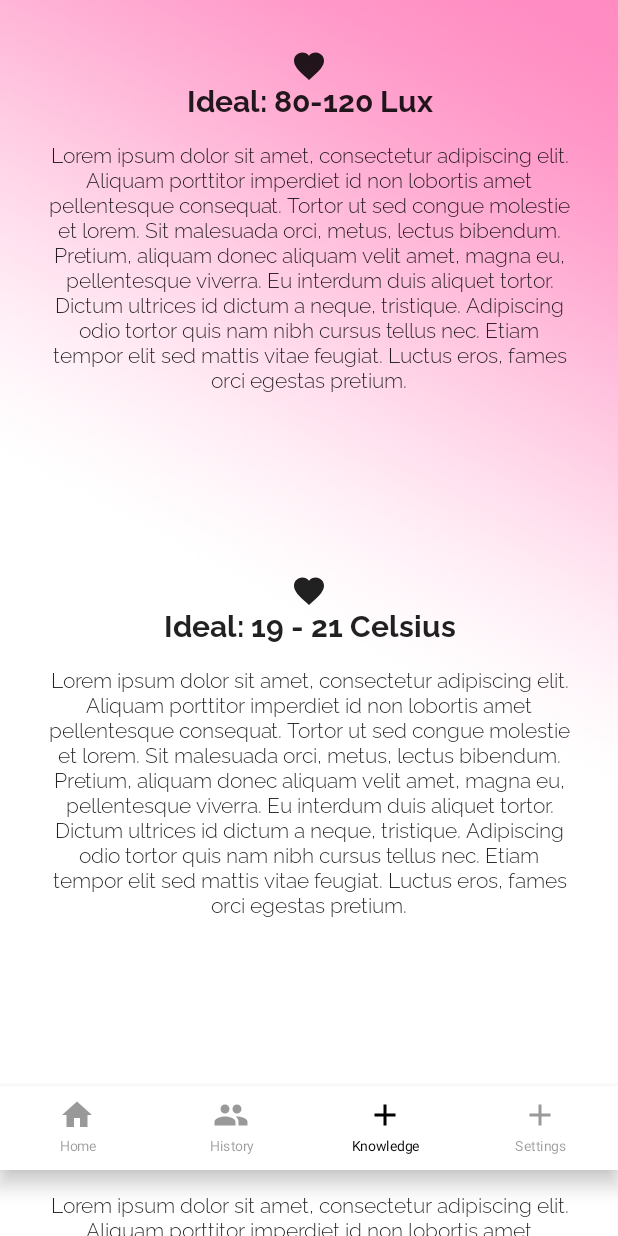
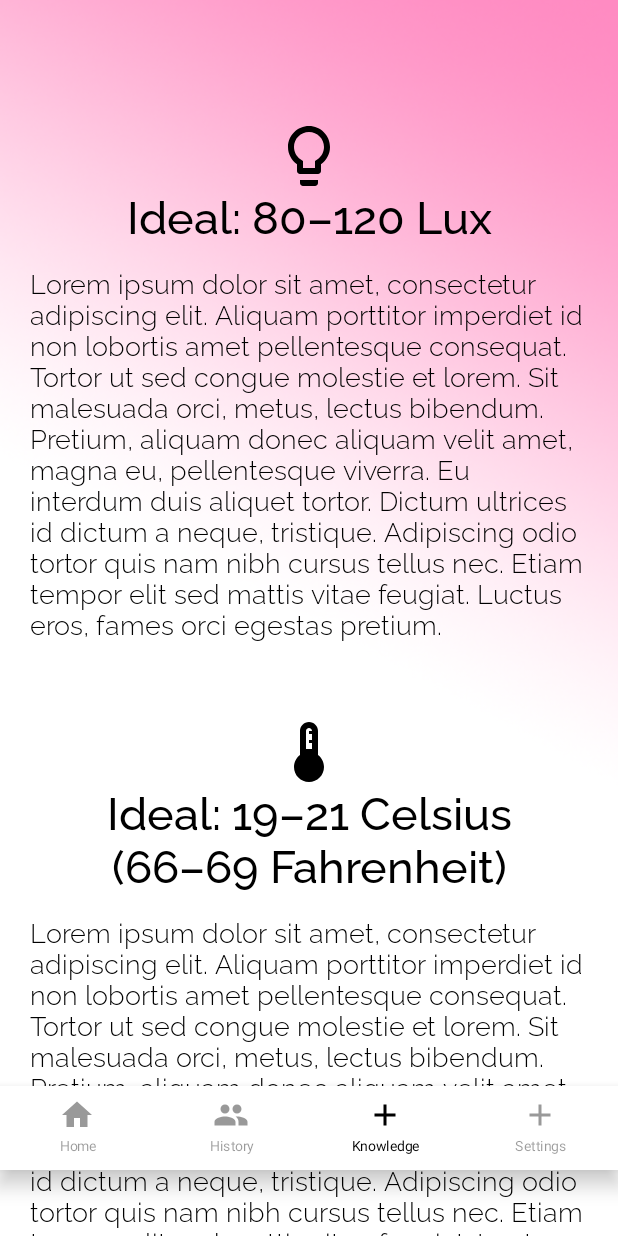
Before and after one commit to Jonnboy91/lullanap, an Android app built with Jetpack Compose: the knowledge screen opened through its navigation route, on a phone screen of 412 x 824 dp. Run offline under Robolectric (Android 15) with nearby library versions, the phone set to English and light mode, and no system bars; our stand-ins replace livedata-compose.

Commit message:
Finish Knowledge view.
Finish UI in Knowledge view and create string resources for texts. Add extended material icons to Gradle.

```diff
--- a/app/build.gradle
+++ b/app/build.gradle
@@ -53,6 +53,7 @@ dependencies {
     implementation "androidx.compose.ui:ui:$compose_version"
     implementation "androidx.compose.material:material:$compose_version"
     implementation "androidx.compose.ui:ui-tooling-preview:$compose_version"
+    implementation "androidx.compose.material:material-icons-extended:$compose_version"
     implementation 'androidx.lifecycle:lifecycle-runtime-ktx:2.4.0'
     implementation 'androidx.activity:activity-compose:1.4.0'
     implementation "androidx.navigation:navigation-compose:2.5.0-alpha01"
--- a/app/src/main/java/com/jonnesten/lullanap/bottomnav/BottomNavContentScreens.kt
+++ b/app/src/main/java/com/jonnesten/lullanap/bottomnav/BottomNavContentScreens.kt
@@ -8,6 +8,7 @@ import androidx.compose.foundation.shape.CircleShape
 import androidx.compose.foundation.text.KeyboardOptions
 import androidx.compose.material.*
 import androidx.compose.material.icons.Icons
+import androidx.compose.material.Icon
 import androidx.compose.material.icons.filled.Favorite
 import androidx.compose.runtime.*
 import androidx.compose.ui.Alignment
@@ -29,6 +30,9 @@ import androidx.compose.ui.text.input.KeyboardType
 import com.jonnesten.lullanap.R
 import androidx.compose.material.Icon
 import androidx.compose.material.icons.outlined.Face
+import androidx.compose.material.icons.outlined.Lightbulb
+import androidx.compose.material.icons.outlined.Speaker
+import androidx.compose.material.icons.outlined.Thermostat
 
 @Composable
 fun HomeScreen(tempValue: Float?, lightValue: Float?, SensorViewModel: SensorViewModel) {
@@ -306,74 +310,88 @@ fun KnowledgeScreen() {
         modifier = Modifier
             .fillMaxSize()
             .verticalScroll(rememberScrollState())
+            .padding(20.dp, 80.dp, 20.dp, 80.dp)
     ) {
         Icon(
-            Icons.Filled.Favorite,
-            contentDescription = "Favorite",
+            Icons.Outlined.Lightbulb,
+            contentDescription = "Light",
             modifier = Modifier
                 .align(Alignment.CenterHorizontally)
-                .padding(top = 32.dp),
+                .size(48.dp),
+            tint = MaterialTheme.colors.onPrimary,
         )
         Text(
-            text = "Ideal: 80-120 Lux",
-            fontWeight = FontWeight.Bold,
+            text = stringResource(R.string.ideal_lux),
+            fontWeight = FontWeight.Medium,
             modifier = Modifier
                 .align(Alignment.CenterHorizontally)
                 .padding(bottom = 16.dp),
             textAlign = TextAlign.Center,
-            fontSize = 20.sp
+            color = MaterialTheme.colors.onPrimary,
+            fontSize = 30.sp
         )
         Text(
-            text = "Lorem ipsum dolor sit amet, consectetur adipiscing elit. Aliquam porttitor imperdiet id non lobortis amet pellentesque consequat. Tortor ut sed congue molestie et lorem. Sit malesuada orci, metus, lectus bibendum. Pretium, aliquam donec aliquam velit amet, magna eu, pellentesque viverra. Eu interdum duis aliquet tortor. Dictum ultrices id dictum a neque, tristique. Adipiscing odio tortor quis nam nibh cursus tellus nec. Etiam tempor elit sed mattis vitae feugiat. Luctus eros, fames orci egestas pretium.",
+            text = stringResource(R.string.lux_desc),
+            fontWeight = FontWeight.Light,
             modifier = Modifier
                 .align(Alignment.CenterHorizontally)
-                .padding(bottom = 120.dp, start = 32.dp, end = 32.dp),
-            textAlign = TextAlign.Center,
-            fontSize = 14.sp
+                .padding(bottom = 50.dp),
+            color = MaterialTheme.colors.onPrimary,
+            fontSize = 18.sp
         )
         Icon(
-            Icons.Filled.Favorite,
-            contentDescription = "Favorite",
-            modifier = Modifier.align(Alignment.CenterHorizontally)
+            Icons.Outlined.Thermostat,
+            contentDescription = "Temperature",
+            modifier = Modifier
+                .align(Alignment.CenterHorizontally)
+                .size(48.dp),
+            tint = MaterialTheme.colors.onPrimary,
         )
         Text(
-            text = "Ideal: 19 - 21 Celsius",
-            fontWeight = FontWeight.Bold,
+            text = stringResource(R.string.ideal_temp),
+            fontWeight = FontWeight.Medium,
             modifier = Modifier
                 .align(Alignment.CenterHorizontally)
                 .padding(bottom = 16.dp),
             textAlign = TextAlign.Center,
-            fontSize = 20.sp
+            color = MaterialTheme.colors.onPrimary,
+            fontSize = 30.sp
         )
         Text(
-            text = "Lorem ipsum dolor sit amet, consectetur adipiscing elit. Aliquam porttitor imperdiet id non lobortis amet pellentesque consequat. Tortor ut sed congue molestie et lorem. Sit malesuada orci, metus, lectus bibendum. Pretium, aliquam donec aliquam velit amet, magna eu, pellentesque viverra. Eu interdum duis aliquet tortor. Dictum ultrices id dictum a neque, tristique. Adipiscing odio tortor quis nam nibh cursus tellus nec. Etiam tempor elit sed mattis vitae feugiat. Luctus eros, fames orci egestas pretium.",
+            text = stringResource(R.string.temp_desc),
+            fontWeight = FontWeight.Light,
             modifier = Modifier
                 .align(Alignment.CenterHorizontally)
-                .padding(bottom = 120.dp, start = 32.dp, end = 32.dp),
-            textAlign = TextAlign.Center,
-            fontSize = 14.sp
+                .padding(bottom = 50.dp),
+            color = MaterialTheme.colors.onPrimary,
+            fontSize = 18.sp
         )
         Icon(
-            Icons.Filled.Favorite,
-            contentDescription = "Favorite",
-            modifier = Modifier.align(Alignment.CenterHorizontally)
+            Icons.Outlined.Speaker,
+            contentDescription = "Noise",
+            modifier = Modifier
+                .align(Alignment.CenterHorizontally)
+                .size(48.dp),
+            tint = MaterialTheme.colors.onPrimary,
         )
         Text(
-            text = "Ideal: 50 - 60 dB",
-            fontWeight = FontWeight.Bold,
+            text = stringResource(R.string.ideal_db),
+            fontWeight = FontWeight.Medium,
             modifier = Modifier
                 .align(Alignment.CenterHorizontally)
                 .padding(bottom = 16.dp),
             textAlign = TextAlign.Center,
-            fontSize = 20.sp
+            color = MaterialTheme.colors.onPrimary,
+            fontSize = 30.sp
         )
         Text(
-            text = "Lorem ipsum dolor sit amet, consectetur adipiscing elit. Aliquam porttitor imperdiet id non lobortis amet pellentesque consequat. Tortor ut sed congue molestie et lorem. Sit malesuada orci, metus, lectus bibendum. Pretium, aliquam donec aliquam velit amet, magna eu, pellentesque viverra. Eu interdum duis aliquet tortor. Dictum ultrices id dictum a neque, tristique. Adipiscing odio tortor quis nam nibh cursus tellus nec. Etiam tempor elit sed mattis vitae feugiat. Luctus eros, fames orci egestas pretium.",
+            text = stringResource(R.string.db_desc),
+            fontWeight = FontWeight.Light,
             modifier = Modifier
                 .align(Alignment.CenterHorizontally)
-                .padding(bottom = 120.dp, start = 32.dp, end = 32.dp),
-            textAlign = TextAlign.Center,
-            fontSize = 14.sp
+                .padding(bottom = 50.dp),
+            color = MaterialTheme.colors.onPrimary,
+            fontSize = 18.sp
         )
     }
 }
--- a/app/src/main/res/values/strings.xml
+++ b/app/src/main/res/values/strings.xml
@@ -9,4 +9,10 @@
     <string name="celsius">Celsius</string>
     <string name="fahrenheit">Fahrenheit</string>
     <string name="db">dB</string>
+    <string name="ideal_lux">Ideal: 80–120 Lux</string>
+    <string name="ideal_temp">Ideal: 19–21 Celsius (66–69 Fahrenheit)</string>
+    <string name="ideal_db">Ideal: 50–60 dB</string>
+    <string name="lux_desc">Lorem ipsum dolor sit amet, consectetur adipiscing elit. Aliquam porttitor imperdiet id non lobortis amet pellentesque consequat. Tortor ut sed congue molestie et lorem. Sit malesuada orci, metus, lectus bibendum. Pretium, aliquam donec aliquam velit amet, magna eu, pellentesque viverra. Eu interdum duis aliquet tortor. Dictum ultrices id dictum a neque, tristique. Adipiscing odio tortor quis nam nibh cursus tellus nec. Etiam tempor elit sed mattis vitae feugiat. Luctus eros, fames orci egestas pretium.</string>
+    <string name="temp_desc">Lorem ipsum dolor sit amet, consectetur adipiscing elit. Aliquam porttitor imperdiet id non lobortis amet pellentesque consequat. Tortor ut sed congue molestie et lorem. Sit malesuada orci, metus, lectus bibendum. Pretium, aliquam donec aliquam velit amet, magna eu, pellentesque viverra. Eu interdum duis aliquet tortor. Dictum ultrices id dictum a neque, tristique. Adipiscing odio tortor quis nam nibh cursus tellus nec. Etiam tempor elit sed mattis vitae feugiat. Luctus eros, fames orci egestas pretium.</string>
+    <string name="db_desc">Lorem ipsum dolor sit amet, consectetur adipiscing elit. Aliquam porttitor imperdiet id non lobortis amet pellentesque consequat. Tortor ut sed congue molestie et lorem. Sit malesuada orci, metus, lectus bibendum. Pretium, aliquam donec aliquam velit amet, magna eu, pellentesque viverra. Eu interdum duis aliquet tortor. Dictum ultrices id dictum a neque, tristique. Adipiscing odio tortor quis nam nibh cursus tellus nec. Etiam tempor elit sed mattis vitae feugiat. Luctus eros, fames orci egestas pretium.</string>
 </resources>
```
Also changed, not shown: 1 other file.
